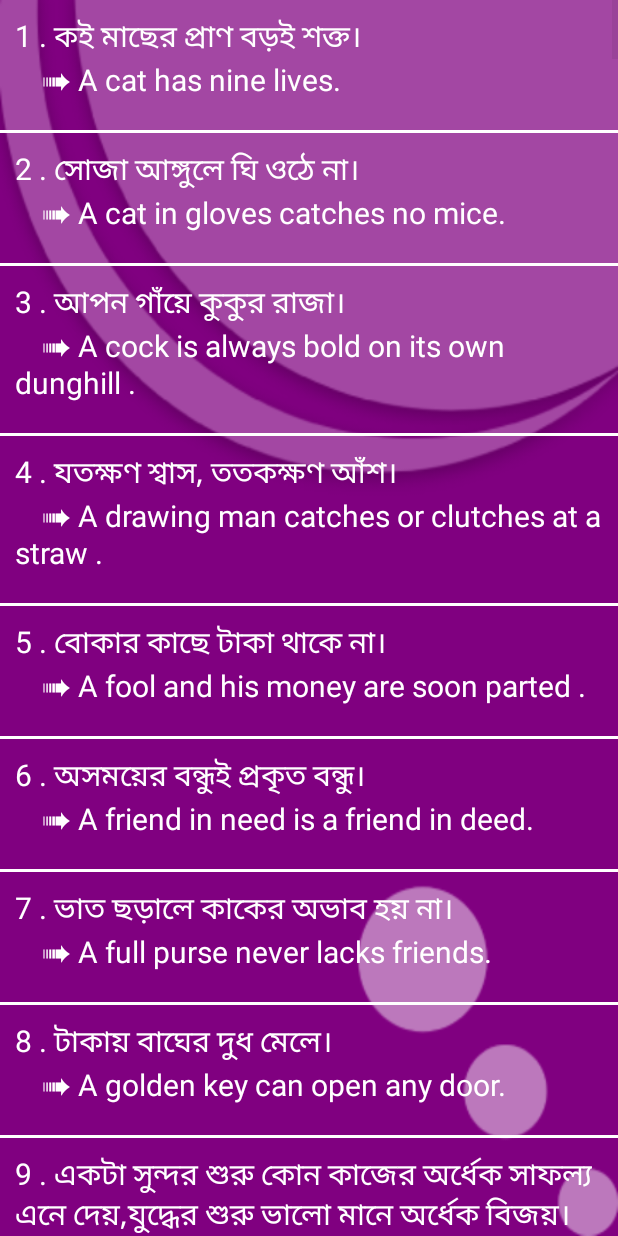
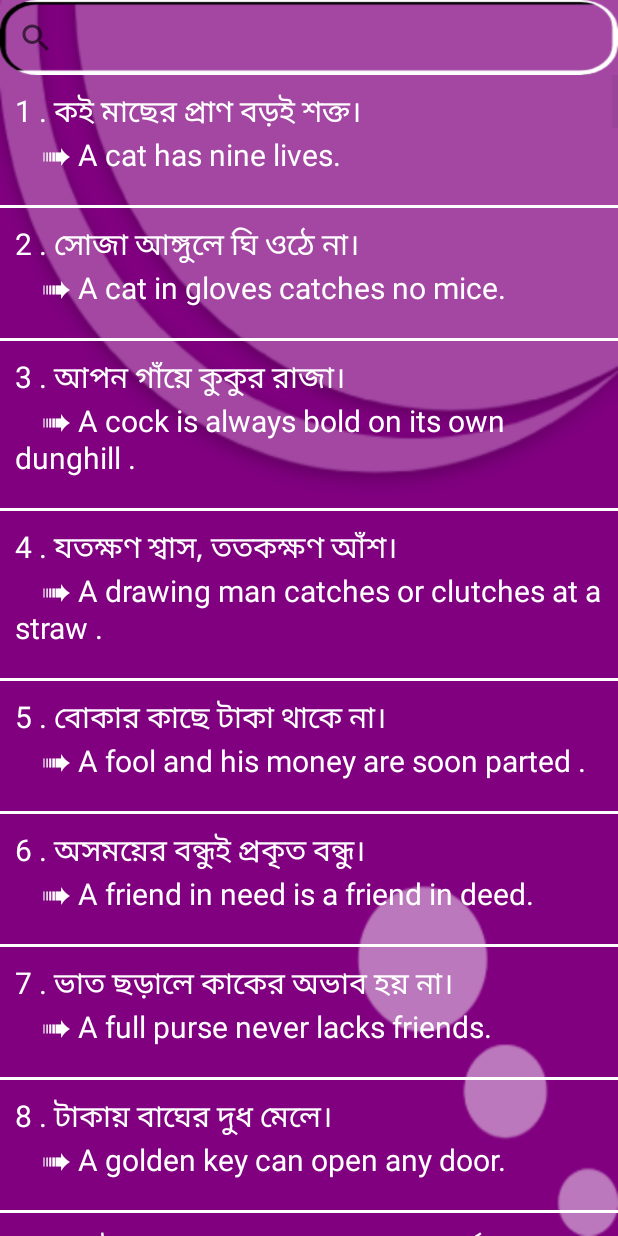
Before and after one commit to engrrasel/spoken-english, an Android app: the proverb_activity screen opened directly, with no data from a screen before it, on a phone screen of 412 x 824 dp. Run offline under Robolectric (Android 15) with nearby library versions, the phone set to English and light mode, and no system bars.

Commit message:
all search option added

```diff
--- a/app/src/main/java/com/example/spokenenglish/proverb_activity.java
+++ b/app/src/main/java/com/example/spokenenglish/proverb_activity.java
@@ -1,6 +1,7 @@
 package com.example.spokenenglish;
 
 import androidx.appcompat.app.AppCompatActivity;
+import androidx.appcompat.widget.SearchView;
 
 import android.os.Build;
 import android.os.Bundle;
@@ -12,6 +13,7 @@ public class proverb_activity extends AppCompatActivity {
 
 
     private ListView proverblistview;
+    private SearchView searchView;
 
     Window window;
 
@@ -30,10 +32,25 @@ public class proverb_activity extends AppCompatActivity {
 
         proverblistview=(ListView) findViewById(R.id.proverb_list_id);
 
+        searchView=findViewById(R.id.proverb_search_view_id);
+
         String[] proverbdata=getResources().getStringArray(R.array.proverb_data);
 
-        ArrayAdapter<String> adapterr=new ArrayAdapter<>(this,R.layout.proverb_layout_desigin,R.id.proverb_layout_desigin_id,proverbdata);
+        final ArrayAdapter<String> adapterr=new ArrayAdapter<>(this,R.layout.proverb_layout_desigin,R.id.proverb_layout_desigin_id,proverbdata);
         proverblistview.setAdapter(adapterr);
+
+        searchView.setOnQueryTextListener(new SearchView.OnQueryTextListener() {
+            @Override
+            public boolean onQueryTextSubmit(String query) {
+                return false;
+            }
+
+            @Override
+            public boolean onQueryTextChange(String newText) {
+                adapterr.getFilter().filter(newText);
+                return false;
+            }
+        });
 
 
     }
--- a/app/src/main/res/layout/activity_proverb_activity.xml
+++ b/app/src/main/res/layout/activity_proverb_activity.xml
@@ -7,7 +7,17 @@
     android:layout_height="match_parent"
     tools:context=".proverb_activity"
     android:background="@drawable/main_background"
+    android:orientation="vertical"
     >
+
+
+    <androidx.appcompat.widget.SearchView
+        android:id="@+id/proverb_search_view_id"
+        app:queryHint="Search"
+        android:layout_width="match_parent"
+        android:layout_height="50dp"
+        android:background="@drawable/spoken_english_head"
+        />
 
     <ListView
         android:id="@+id/proverb_list_id"
```
Also changed, not shown: app/src/main/java/com/example/spokenenglish/phrase_idioms_activity.java (+18 -2 lines), app/src/main/java/com/example/spokenenglish/verbs_activity.java (+19 -2 lines), app/src/main/res/layout/activity_main.xml (+1 -8 lines), app/src/main/res/layout/activity_phrase_idioms_activity.xml (+11 -1 lines), app/src/main/res/layout/activity_verbs_activity.xml (+11 -2 lines).
